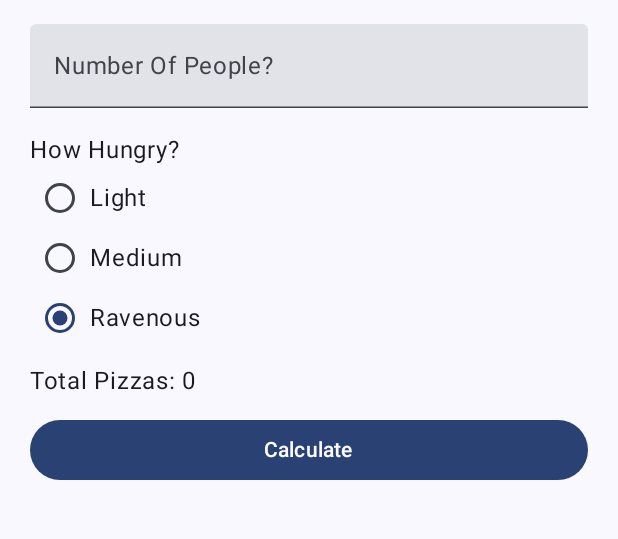
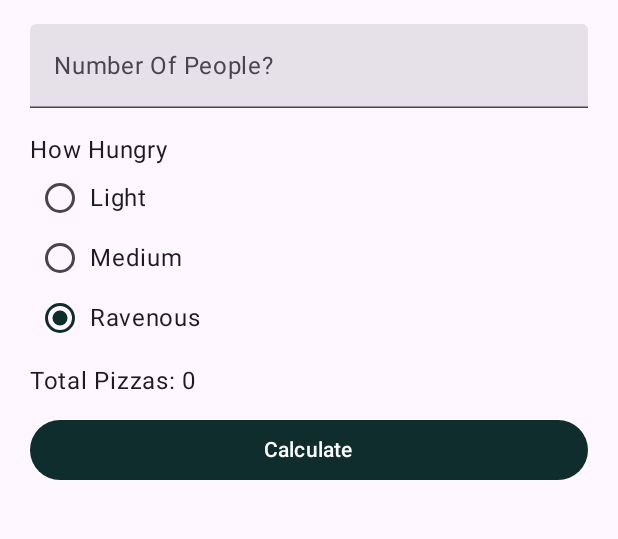
Before and after one commit to noahgiboney/csc-436, an Android app built with Jetpack Compose: the screen it shows after launch (MainActivity), after a tap on "Calculate", on a phone screen of 412 x 824 dp, the part 98-637 px from its top. Run offline under Robolectric (Android 15) with nearby library versions, the phone set to English and light mode, and no system bars; 3 other taps on this screen came first.

Commit message:
finished pizza party

```diff
--- a/PizzaParty/app/build.gradle.kts
+++ b/PizzaParty/app/build.gradle.kts
@@ -56,4 +56,5 @@ dependencies {
     androidTestImplementation(libs.androidx.ui.test.junit4)
     debugImplementation(libs.androidx.ui.tooling)
     debugImplementation(libs.androidx.ui.test.manifest)
+    implementation("androidx.lifecycle:lifecycle-viewmodel-compose:2.8.4")
 }
--- a/PizzaParty/app/src/main/java/com/example/pizzaparty/MainActivity.kt
+++ b/PizzaParty/app/src/main/java/com/example/pizzaparty/MainActivity.kt
@@ -4,31 +4,11 @@ import android.os.Bundle
 import androidx.activity.ComponentActivity
 import androidx.activity.compose.setContent
 import androidx.activity.enableEdgeToEdge
-import androidx.compose.foundation.layout.Column
-import androidx.compose.foundation.layout.Row
 import androidx.compose.foundation.layout.fillMaxSize
-import androidx.compose.foundation.layout.fillMaxWidth
-import androidx.compose.foundation.layout.padding
-import androidx.compose.foundation.selection.selectable
-import androidx.compose.foundation.text.KeyboardOptions
-import androidx.compose.material3.Button
 import androidx.compose.material3.MaterialTheme
-import androidx.compose.material3.RadioButton
 import androidx.compose.material3.Surface
-import androidx.compose.material3.Text
-import androidx.compose.material3.TextField
-import androidx.compose.runtime.Composable
-import androidx.compose.runtime.getValue
-import androidx.compose.runtime.mutableIntStateOf
-import androidx.compose.runtime.mutableStateOf
-import androidx.compose.runtime.remember
-import androidx.compose.runtime.setValue
 import androidx.compose.ui.Modifier
-import androidx.compose.ui.semantics.Role
-import androidx.compose.ui.text.input.KeyboardType
-import androidx.compose.ui.tooling.preview.Preview
-import androidx.compose.ui.unit.dp
-import androidx.compose.ui.unit.sp
+import com.example.pizzaparty.ui.PizzaPartyScreen
 import com.example.pizzaparty.ui.theme.PizzaPartyTheme
 
 class MainActivity : ComponentActivity() {
@@ -36,7 +16,7 @@ class MainActivity : ComponentActivity() {
         super.onCreate(savedInstanceState)
         enableEdgeToEdge()
         setContent {
-            PizzaPartyTheme {
+            PizzaPartyTheme(dynamicColor = false) {
                 Surface(
                     modifier = Modifier.fillMaxSize(),
                     color = MaterialTheme.colorScheme.background
@@ -47,90 +27,3 @@ class MainActivity : ComponentActivity() {
         }
     }
 }
-
-@Composable
-fun PizzaPartyScreen(modifier: Modifier = Modifier) {
-    var pizzaCount by remember { mutableIntStateOf(0) }
-
-    Column(
-        modifier = modifier.padding(20.dp)
-    ) {
-        Text("Pizza Party", modifier = modifier.padding(bottom = 16.dp), fontSize = 38.sp)
-
-        NumberField("Number Of People?", modifier = modifier.padding(bottom = 16.dp).fillMaxWidth())
-
-        RadioGroup(
-            labelText = "How Hungry?",
-            radioOptions = listOf("Light", "Medium", "Ravenous"),
-            selectedValue = "Light",
-        )
-
-        Text("Total Pizzas: $pizzaCount", modifier = modifier.padding(bottom = 10.dp))
-
-        Button(onClick = {}, modifier = modifier.fillMaxWidth()) {
-            Text("Calculate")
-        }
-    }
-}
-
-@Composable
-fun NumberField(title: String, modifier: Modifier = Modifier) {
-    var number by remember { mutableStateOf("") }
-
-    TextField(value = number,
-        onValueChange =  { number = it },
-        label = { Text(title) },
-        singleLine = true,
-        keyboardOptions = KeyboardOptions(
-            keyboardType = KeyboardType.Number
-        ),
-        modifier = modifier
-    )
-}
-
-@Composable
-fun RadioGroup(
-    labelText: String,
-    radioOptions: List<String>,
-    selectedValue: String,
-    modifier: Modifier = Modifier,
-) {
-    var selectedOption by remember { mutableStateOf(selectedValue) }
-    val isSelectedOption: (String) -> Boolean = { selectedOption == it }
-
-    Column(
-        modifier = modifier.padding(bottom = 10.dp)
-    ) {
-        Text(labelText)
-        radioOptions.forEach { option ->
-            Row(
-                modifier = modifier
-                    .selectable(
-                        selected = isSelectedOption(option),
-                        onClick = { selectedOption = option },
-                        role = Role.RadioButton
-                    )
-                    .padding(8.dp)
-            ) {
-                RadioButton(
-                    selected = isSelectedOption(option),
-                    onClick = null,
-                    modifier = modifier.padding(end = 8.dp)
-                )
-                Text(
-                    text = option,
-                    modifier = modifier.fillMaxWidth()
-                )
-            }
-        }
-    }
-}
-
-
-@Preview(showBackground = true)
-@Composable
-fun GreetingPreview() {
-    PizzaPartyTheme {
-        PizzaPartyScreen()
-    }
-}
--- /dev/null
+++ b/PizzaParty/app/src/main/java/com/example/pizzaparty/PizzaCalculator.kt
@@ -0,0 +1,26 @@
+package com.example.pizzaparty
+
+import kotlin.math.ceil
+
+const val SLICES_PER_PIZZA = 8
+
+enum class HungerLevel(var numSlices: Int) {
+    LIGHT(2), MEDIUM(3), RAVENOUS(4)
+}
+
+class PizzaCalculator(partySize: Int, var hungerLevel: HungerLevel) {
+
+    var partySize = 0
+        set(value) {
+            field = if (value > 0) value else 0
+        }
+
+    val totalPizzas: Int
+        get() {
+            return ceil(partySize * hungerLevel.numSlices / SLICES_PER_PIZZA.toDouble()).toInt()
+        }
+
+    init {
+        this.partySize = partySize
+    }
+}
--- /dev/null
+++ b/PizzaParty/app/src/main/java/com/example/pizzaparty/ui/PizzaPartyScreen.kt
@@ -0,0 +1,175 @@
+package com.example.pizzaparty.ui
+
+import androidx.compose.foundation.layout.Column
+import androidx.compose.foundation.layout.Row
+import androidx.compose.foundation.layout.fillMaxWidth
+import androidx.compose.foundation.layout.padding
+import androidx.compose.foundation.selection.selectable
+import androidx.compose.foundation.text.KeyboardOptions
+import androidx.compose.material3.Button
+import androidx.compose.material3.RadioButton
+import androidx.compose.material3.Text
+import androidx.compose.material3.TextField
+import androidx.compose.runtime.Composable
+import androidx.compose.ui.Modifier
+import androidx.compose.ui.semantics.Role
+import androidx.compose.ui.text.input.KeyboardType
+import androidx.compose.ui.tooling.preview.Preview
+import androidx.compose.ui.unit.dp
+import androidx.compose.ui.unit.sp
+import androidx.lifecycle.viewmodel.compose.viewModel
+import com.example.pizzaparty.HungerLevel
+import com.example.pizzaparty.ui.theme.PizzaPartyTheme
+
+@Composable
+fun PizzaPartyScreen(
+    modifier: Modifier = Modifier,
+    vm: PizzaPartyViewModel = viewModel()
+) {
+    Column(
+        modifier = modifier.padding(20.dp)
+    ) {
+        AppTitle(modifier)
+
+        PartySize(
+            numPeopleInput = vm.numPeople,
+            onValueChange = { vm.numPeople = it }
+        )
+
+        HungerStation(
+            hungerLevelSelection = vm.hungerLevel,
+            onSelected = { vm.hungerLevel = it }
+        )
+
+        Text("Total Pizzas: ${vm.totalPizza}",
+            modifier = modifier.padding(bottom = 10.dp)
+        )
+
+        CalculateButton(onClick = { vm.calcPizzas() }, modifier = modifier.fillMaxWidth())
+    }
+}
+
+@Composable
+fun AppTitle(modifier: Modifier = Modifier) {
+    Text("Pizza Party",
+        modifier = modifier.padding(bottom = 16.dp),
+        fontSize = 38.sp
+    )
+}
+
+@Composable
+fun PartySize(
+    numPeopleInput: String,
+    onValueChange: (String) -> Unit,
+    modifier: Modifier = Modifier
+) {
+    NumberField(
+        "Number Of People?",
+        modifier = modifier.padding(bottom = 16.dp).fillMaxWidth(),
+        input = numPeopleInput,
+        onValueChange = { onValueChange(it) }
+    )
+}
+
+@Composable
+fun HungerStation(
+    modifier: Modifier = Modifier,
+    hungerLevelSelection: HungerLevel,
+    onSelected: (HungerLevel) -> Unit,
+) {
+    val hungerOptions = HungerLevel.entries.map { it.name.lowercase().replaceFirstChar { char -> char.uppercaseChar() } }
+
+    RadioGroup(
+        labelText = "How Hungry",
+        radioOptions = hungerOptions,
+        selectedOption = when (hungerLevelSelection) {
+            HungerLevel.LIGHT -> hungerOptions[0]
+            HungerLevel.MEDIUM -> hungerOptions[1]
+            else -> hungerOptions[2]
+        },
+        onSelected = {
+            onSelected(
+                when (it) {
+                    hungerOptions[0] -> HungerLevel.LIGHT
+                    hungerOptions[1] -> HungerLevel.MEDIUM
+                    else -> HungerLevel.RAVENOUS
+                }
+            )
+        },
+        modifier = modifier
+        )
+}
+
+@Composable
+fun CalculateButton(
+    modifier: Modifier = Modifier,
+    onClick: () -> Unit
+) {
+    Button(onClick = onClick, modifier = modifier) {
+        Text("Calculate")
+    }
+}
+
+
+@Composable
+fun NumberField(title: String,
+                modifier: Modifier = Modifier,
+                input: String,
+                onValueChange: (String) -> Unit,
+) {
+    TextField(value = input,
+        onValueChange =  onValueChange,
+        label = { Text(title) },
+        singleLine = true,
+        keyboardOptions = KeyboardOptions(
+            keyboardType = KeyboardType.Number
+        ),
+        modifier = modifier
+    )
+}
+
+@Composable
+fun RadioGroup(
+    labelText: String,
+    radioOptions: List<String>,
+    selectedOption: String,
+    onSelected: (String) -> Unit,
+    modifier: Modifier = Modifier,
+) {
+    val isSelectedOption: (String) -> Boolean = { selectedOption == it }
+
+    Column(
+        modifier = modifier.padding(bottom = 10.dp)
+    ) {
+        Text(labelText)
+        radioOptions.forEach { option ->
+            Row(
+                modifier = modifier
+                    .selectable(
+                        selected = isSelectedOption(option),
+                        onClick = { onSelected(option) },
+                        role = Role.RadioButton
+                    )
+                    .padding(8.dp)
+            ) {
+                RadioButton(
+                    selected = isSelectedOption(option),
+                    onClick = null,
+                    modifier = modifier.padding(end = 8.dp)
+                )
+                Text(
+                    text = option,
+                    modifier = modifier.fillMaxWidth()
+                )
+            }
+        }
+    }
+}
+
+@Preview(showBackground = true)
+@Composable
+fun GreetingPreview() {
+    PizzaPartyTheme {
+        PizzaPartyScreen()
+    }
+}
--- /dev/null
+++ b/PizzaParty/app/src/main/java/com/example/pizzaparty/ui/PizzaPartyViewModel.kt
@@ -0,0 +1,26 @@
+package com.example.pizzaparty.ui
+
+import android.util.Log
+import androidx.compose.runtime.getValue
+import androidx.compose.runtime.mutableIntStateOf
+import androidx.compose.runtime.mutableStateOf
+import androidx.compose.runtime.setValue
+import androidx.lifecycle.ViewModel
+import com.example.pizzaparty.HungerLevel
+import com.example.pizzaparty.PizzaCalculator
+
+class PizzaPartyViewModel: ViewModel() {
+
+    var hungerLevel by mutableStateOf(HungerLevel.MEDIUM)
+    var numPeople by mutableStateOf("")
+
+    var totalPizza by mutableIntStateOf(0)
+        private set
+
+    fun calcPizzas() {
+        Log.i("numberPeople", numPeople)
+        val calc = PizzaCalculator(numPeople.toIntOrNull() ?: 0, hungerLevel)
+        Log.i("logger", "${calc.totalPizzas}")
+        totalPizza = calc.totalPizzas
+    }
+}
--- a/PizzaParty/app/src/main/java/com/example/pizzaparty/ui/theme/Color.kt
+++ b/PizzaParty/app/src/main/java/com/example/pizzaparty/ui/theme/Color.kt
@@ -2,10 +2,22 @@ package com.example.pizzaparty.ui.theme
 
 import androidx.compose.ui.graphics.Color
 
+// Dark scheme (purple) colors
 val Purple80 = Color(0xFFD0BCFF)
 val PurpleGrey80 = Color(0xFFCCC2DC)
 val Pink80 = Color(0xFFEFB8C8)
 
+// Dark scheme (tan) colors
+val DarkPrimary = Color(0xFFF7EDDE)
+val DarkSecondary = Color(0xFFEFDBBD)
+val DarkTertiary = Color(0xFFE7C99C)
+
+// Light scheme (purple) colors
 val Purple40 = Color(0xFF6650a4)
 val PurpleGrey40 = Color(0xFF625b71)
 val Pink40 = Color(0xFF7D5260)
+
+// Light scheme (green) colors
+val LightPrimary = Color(0xFF102D2D)
+val LightSecondary = Color(0xFF1B4B4B)
+val LightTertiary = Color(0xFF266969)
--- a/PizzaParty/app/src/main/java/com/example/pizzaparty/ui/theme/Theme.kt
+++ b/PizzaParty/app/src/main/java/com/example/pizzaparty/ui/theme/Theme.kt
@@ -12,25 +12,15 @@ import androidx.compose.runtime.Composable
 import androidx.compose.ui.platform.LocalContext
 
 private val DarkColorScheme = darkColorScheme(
-    primary = Purple80,
-    secondary = PurpleGrey80,
-    tertiary = Pink80
+    primary = DarkPrimary,
+    secondary = DarkSecondary,
+    tertiary = DarkTertiary
 )
 
 private val LightColorScheme = lightColorScheme(
-    primary = Purple40,
-    secondary = PurpleGrey40,
-    tertiary = Pink40
-
-    /* Other default colors to override
-    background = Color(0xFFFFFBFE),
-    surface = Color(0xFFFFFBFE),
-    onPrimary = Color.White,
-    onSecondary = Color.White,
-    onTertiary = Color.White,
-    onBackground = Color(0xFF1C1B1F),
-    onSurface = Color(0xFF1C1B1F),
-    */
+    primary = LightPrimary,
+    secondary = LightSecondary,
+    tertiary = LightTertiary
 )
 
 @Composable
```
